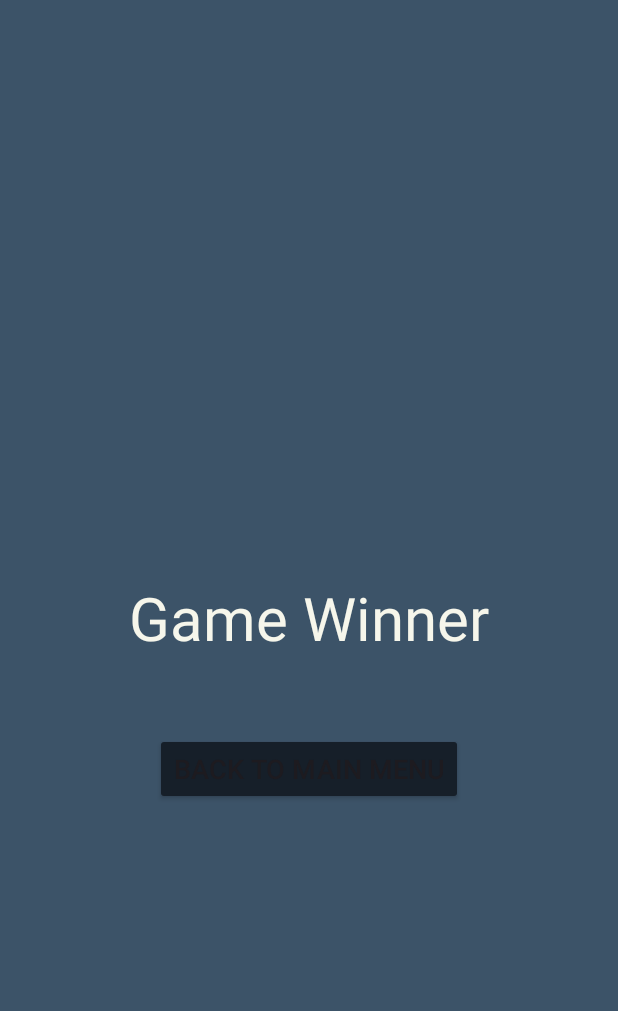
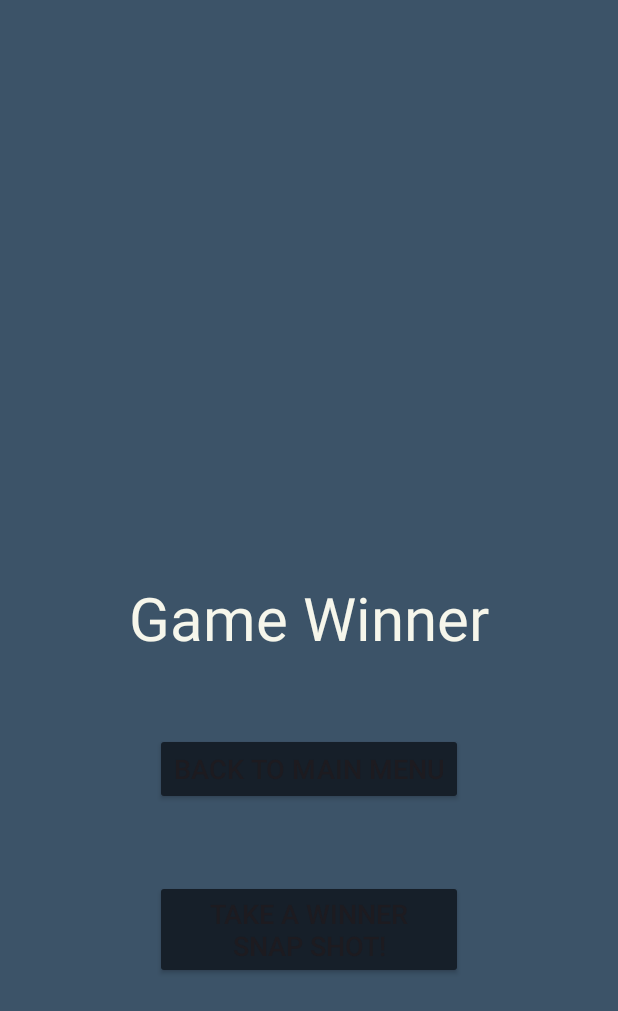
Before and after one commit to FishyBizz/Phrazes, an Android app: the GameEndActivity screen opened directly, with no data from a screen before it, on a phone screen of 412 x 824 dp. Shown: the top 1011 px of the screen. Run offline under Robolectric (Android 15) with nearby library versions, the phone set to English and light mode, and no system bars.

Commit message:
take picture functionality

```diff
--- a/app/src/main/AndroidManifest.xml
+++ b/app/src/main/AndroidManifest.xml
@@ -1,7 +1,8 @@
 <?xml version="1.0" encoding="utf-8"?>
 <manifest xmlns:android="http://schemas.android.com/apk/res/android"
     xmlns:tools="http://schemas.android.com/tools">
-
+    <uses-permission android:name="android.permission.CAMERA" />
+    <uses-feature android:name="android.hardware.camera" />
     <application
         android:allowBackup="true"
         android:dataExtractionRules="@xml/data_extraction_rules"
--- a/app/src/main/java/edu/msu/cse476/phrazes/phrazes/GameActivity.java
+++ b/app/src/main/java/edu/msu/cse476/phrazes/phrazes/GameActivity.java
@@ -32,7 +32,6 @@ public class GameActivity extends AppCompatActivity{
         super.onCreate(savedInstanceState);
         setContentView(R.layout.game_activity);
 
-
         DatabaseHelper dbHelper = new DatabaseHelper(this);
         // For testing only...
 //        tempTimerView = findViewById(R.id.TempTimerHeading);
@@ -50,7 +49,6 @@ public class GameActivity extends AppCompatActivity{
         // Start Game
         startGameTimer();
     }
-
 
     private void startGameTimer() {
 
--- a/app/src/main/res/layout/activity_game_end.xml
+++ b/app/src/main/res/layout/activity_game_end.xml
@@ -32,6 +32,19 @@
             android:text="@string/back_to_main_menu"
             android:textSize="18sp" />
 
+        <Button
+            android:id="@+id/gameEnd_picture"
+            android:layout_width="205dp"
+            android:layout_height="wrap_content"
+            android:layout_below="@id/gameEnd_back"
+            android:layout_centerHorizontal="true"
+            android:layout_marginTop="50dp"
+            android:backgroundTint="@color/secondary_background"
+            android:minHeight="48dp"
+            android:onClick="onStartPicture"
+            android:text="@string/Picture"
+            android:textSize="18sp" />
+
     </RelativeLayout>
 
 </androidx.constraintlayout.widget.ConstraintLayout>
--- a/app/src/main/res/values/strings.xml
+++ b/app/src/main/res/values/strings.xml
@@ -83,6 +83,7 @@
     <string name="keep_text">Keep the device and try another word!</string>
     <string name="pass_text">Pass to the OPPOSITE Team!</string>
     <string name="phazesLogo_description">Phazes Logo</string>
+    <string name="Picture">Take a Winner Snap Shot!</string>
 
     <string-array name="number_of_rounds">
         <item>1</item>
```
Also changed, not shown: app/src/main/java/edu/msu/cse476/phrazes/phrazes/GameEndActivity.java (+80 -1 lines).
